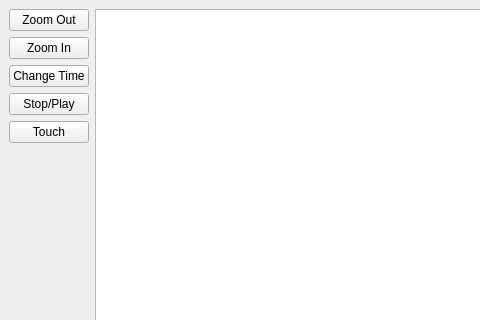
First picture: the form in src/mainwindow.ui, repository tomiju/ICP-BusTracker, before the edit; both pictures show x 0 to 480 and y 0 to 320 of the 800 by 600 pixel window.
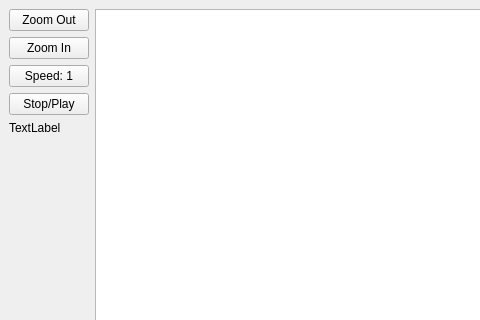
Second picture: the form after the edit.

What changed in the file:
```diff
--- a/src/mainwindow.ui
+++ b/src/mainwindow.ui
@@ -46,7 +46,7 @@
       <item>
        <widget class="QPushButton" name="changeTimeButton">
         <property name="text">
-         <string>Change Time</string>
+         <string>Speed: 1</string>
         </property>
        </widget>
       </item>
@@ -58,9 +58,9 @@
        </widget>
       </item>
       <item>
-       <widget class="QPushButton" name="touchButton">
+       <widget class="QLabel" name="TimeLabel">
         <property name="text">
-         <string>Touch</string>
+         <string>TextLabel</string>
         </property>
        </widget>
       </item>
```
